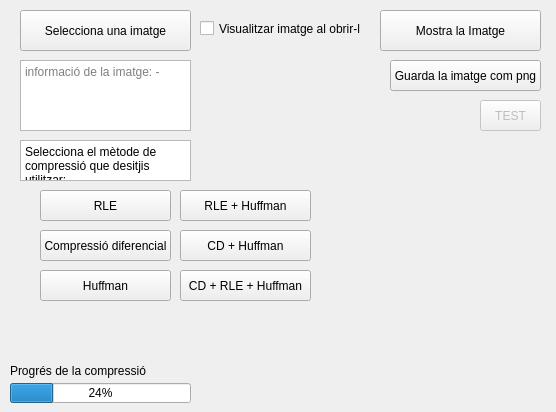
Qt form MyApp/UI/compressionTests.ui (TheBlueBanana/Image-Compression) before a commit.
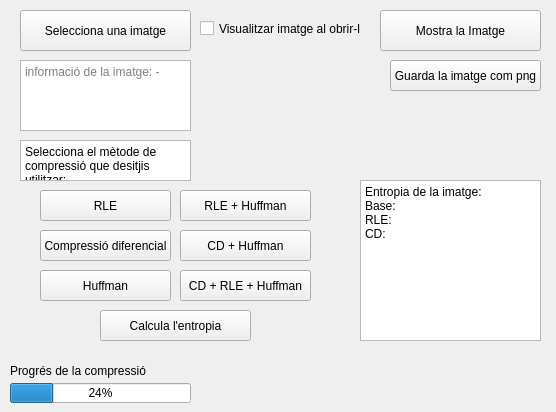
The same form after that commit.

Patch:
```diff
--- a/MyApp/UI/compressionTests.ui
+++ b/MyApp/UI/compressionTests.ui
@@ -110,22 +110,6 @@
     <string>informació de la imatge: -</string>
    </property>
   </widget>
-  <widget class="QPushButton" name="TEST_btn">
-   <property name="enabled">
-    <bool>false</bool>
-   </property>
-   <property name="geometry">
-    <rect>
-     <x>480</x>
-     <y>100</y>
-     <width>61</width>
-     <height>31</height>
-    </rect>
-   </property>
-   <property name="text">
-    <string>TEST</string>
-   </property>
-  </widget>
   <widget class="QPushButton" name="show_image_btn">
    <property name="geometry">
     <rect>
@@ -262,6 +246,50 @@
     <string>CD + RLE + Huffman</string>
    </property>
   </widget>
+  <widget class="QPushButton" name="entropy_btn">
+   <property name="geometry">
+    <rect>
+     <x>100</x>
+     <y>310</y>
+     <width>151</width>
+     <height>31</height>
+    </rect>
+   </property>
+   <property name="text">
+    <string>Calcula l'entropia</string>
+   </property>
+  </widget>
+  <widget class="QPlainTextEdit" name="entropy_txt">
+   <property name="geometry">
+    <rect>
+     <x>360</x>
+     <y>180</y>
+     <width>181</width>
+     <height>161</height>
+    </rect>
+   </property>
+   <property name="autoFillBackground">
+    <bool>false</bool>
+   </property>
+   <property name="readOnly">
+    <bool>true</bool>
+   </property>
+   <property name="plainText">
+    <string>Entropia de la imatge:
+Base:
+RLE:
+CD:</string>
+   </property>
+   <property name="backgroundVisible">
+    <bool>false</bool>
+   </property>
+   <property name="centerOnScroll">
+    <bool>false</bool>
+   </property>
+   <property name="placeholderText">
+    <string>informació de la imatge: -</string>
+   </property>
+  </widget>
  </widget>
  <resources/>
  <connections/>
```
